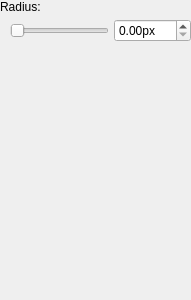
Old version of the form src/imagefilter_gaussianblur/filterwidget.ui in the repository deiflou/ibp.
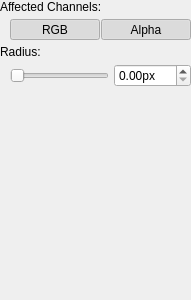
New version of the form.

The edit to the form file:
```diff
--- a/src/imagefilter_gaussianblur/filterwidget.ui
+++ b/src/imagefilter_gaussianblur/filterwidget.ui
@@ -34,6 +34,67 @@
      <property name="spacing">
       <number>5</number>
      </property>
+     <item>
+      <widget class="QLabel" name="label_3">
+       <property name="text">
+        <string>Affected Channels:</string>
+       </property>
+      </widget>
+     </item>
+     <item>
+      <layout class="QHBoxLayout" name="horizontalLayout_4">
+       <property name="spacing">
+        <number>1</number>
+       </property>
+       <property name="leftMargin">
+        <number>10</number>
+       </property>
+       <item>
+        <widget class="QToolButton" name="mButtonAffectedChannelsRGB">
+         <property name="sizePolicy">
+          <sizepolicy hsizetype="Preferred" vsizetype="Preferred">
+           <horstretch>0</horstretch>
+           <verstretch>0</verstretch>
+          </sizepolicy>
+         </property>
+         <property name="text">
+          <string>RGB</string>
+         </property>
+         <property name="checkable">
+          <bool>true</bool>
+         </property>
+         <property name="checked">
+          <bool>true</bool>
+         </property>
+         <property name="class" stdset="0">
+          <string>cFlatOptionButton</string>
+         </property>
+        </widget>
+       </item>
+       <item>
+        <widget class="QToolButton" name="mButtonAffectedChannelsAlpha">
+         <property name="sizePolicy">
+          <sizepolicy hsizetype="Preferred" vsizetype="Preferred">
+           <horstretch>0</horstretch>
+           <verstretch>0</verstretch>
+          </sizepolicy>
+         </property>
+         <property name="text">
+          <string>Alpha</string>
+         </property>
+         <property name="checkable">
+          <bool>true</bool>
+         </property>
+         <property name="checked">
+          <bool>true</bool>
+         </property>
+         <property name="class" stdset="0">
+          <string>cFlatOptionButton</string>
+         </property>
+        </widget>
+       </item>
+      </layout>
+     </item>
      <item>
       <widget class="QLabel" name="label_2">
        <property name="text">
```
